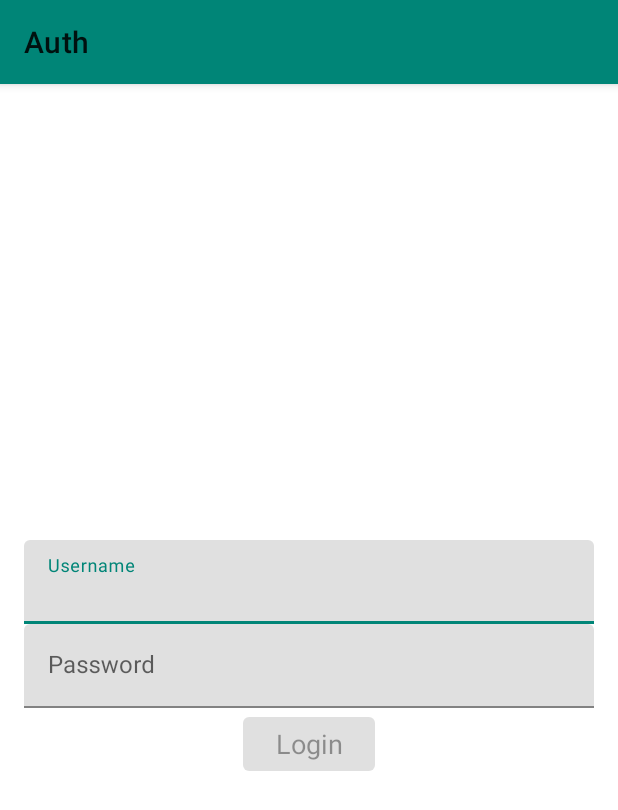
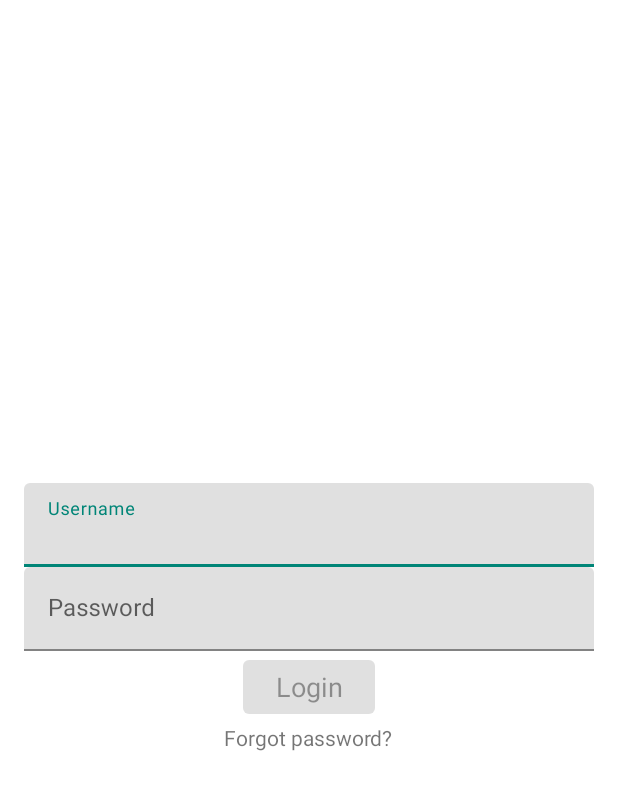
Before and after one commit to khadkarajesh/Auth, an Android app: the screen it shows after launch (LoginActivity), on a phone screen of 412 x 824 dp. Shown: the top 810 px of the screen. Run offline under Robolectric (Android 15) with nearby library versions, the phone set to English and light mode, and no system bars; libraries missing offline, so code that uses them is left out: org.jetbrains.anko, org.koin.android, org.koin.androidx; 3 statements that could not run were skipped.

Commit message:
make full screen to login activity

```diff
--- a/app/build.gradle
+++ b/app/build.gradle
@@ -20,10 +20,6 @@ android {
             proguardFiles getDefaultProguardFile('proguard-android.txt'), 'proguard-rules.pro'
         }
     }
-
-    dataBinding {
-        enabled true
-    }
 }
 
 dependencies {
--- a/app/src/main/java/com/example/auth/MainActivity.kt
+++ b/app/src/main/java/com/example/auth/MainActivity.kt
@@ -3,7 +3,7 @@ package com.example.auth
 import android.content.Intent
 import android.os.Bundle
 import androidx.appcompat.app.AppCompatActivity
-import com.smartmobe.auth.ui.LoginActivity
+import com.smartmobe.auth.ui.login.LoginActivity
 
 class MainActivity : AppCompatActivity() {
     override fun onCreate(savedInstanceState: Bundle?) {
--- a/auth/build.gradle
+++ b/auth/build.gradle
@@ -18,10 +18,6 @@ android {
             minifyEnabled false
             proguardFiles getDefaultProguardFile('proguard-android.txt'), 'proguard-rules.pro'
         }
-    }
-
-    dataBinding {
-        enabled true
     }
 }
 
--- a/auth/src/main/AndroidManifest.xml
+++ b/auth/src/main/AndroidManifest.xml
@@ -9,6 +9,6 @@
             android:authorities="${applicationId}.AuthProvider"
             android:enabled="true"
             android:exported="false" />
-        <activity android:name=".ui.LoginActivity" />
+        <activity android:name=".ui.login.LoginActivity" />
     </application>
 </manifest>
--- a/auth/src/main/java/com/smartmobe/auth/base/activity/BaseActivity.kt
+++ b/auth/src/main/java/com/smartmobe/auth/base/activity/BaseActivity.kt
@@ -3,8 +3,6 @@ package com.smartmobe.auth.base.activity
 import android.app.ProgressDialog
 import android.os.Bundle
 import androidx.appcompat.app.AppCompatActivity
-import androidx.databinding.DataBindingUtil
-import androidx.databinding.ViewDataBinding
 import androidx.lifecycle.Observer
 import com.crushcoder.kmovies.rest.FAILURE
 import com.crushcoder.kmovies.rest.LOADING
@@ -17,18 +15,18 @@ import org.koin.androidx.viewmodel.ext.android.viewModelByClass
 import kotlin.reflect.KClass
 
 
-abstract class BaseActivity<out T : BaseViewModel, B : ViewDataBinding>(clazz: KClass<T>) : AppCompatActivity() {
+abstract class BaseActivity<out T : BaseViewModel>(clazz: KClass<T>) : AppCompatActivity() {
     private val tag = BaseActivity::class.java.simpleName
     private lateinit var dialog: ProgressDialog
     val viewModel: T by viewModelByClass(clazz)
-    var binding: B? = null
+    //var binding: B? = null
 
     abstract fun getLayoutId(): Int
 
     override fun onCreate(savedInstanceState: Bundle?) {
         super.onCreate(savedInstanceState)
         setContentView(getLayoutId())
-        binding = DataBindingUtil.setContentView(this, getLayoutId())
+        //binding = DataBindingUtil.setContentView(this, getLayoutId())
         viewModel.loadingMessage = getString(R.string.msg_auth_loading)
         viewModel.state.observe(this, Observer {
             when (it) {
@@ -55,10 +53,6 @@ abstract class BaseActivity<out T : BaseViewModel, B : ViewDataBinding>(clazz: K
         dialog.hide()
     }
 
-    fun setToolbarTitle(title: String) {
-        supportActionBar?.title = title
-    }
-
     private fun showDialog(message: String) {
         alert(message) { positiveButton(android.R.string.ok) { it.dismiss() } }.show()
     }
--- a/auth/src/main/java/com/smartmobe/auth/ui/LoginActivity.kt
+++ b/auth/src/main/java/com/smartmobe/auth/ui/login/LoginActivity.kt
@@ -1,21 +1,23 @@
-package com.smartmobe.auth.ui
+package com.smartmobe.auth.ui.login
 
 import android.os.Bundle
 import android.text.Editable
 import android.text.TextWatcher
+import android.view.Window
+import android.view.WindowManager
 import com.smartmobe.auth.R
 import com.smartmobe.auth.base.activity.BaseActivity
-import com.smartmobe.auth.databinding.ActivityLoginBinding
 import com.smartmobe.kservice.data.rest.request.LoginBody
 import com.smartmobe.modulararchitecture.ui.login.LoginViewModel
 import kotlinx.android.synthetic.main.activity_login.*
 
-class LoginActivity : BaseActivity<LoginViewModel, ActivityLoginBinding>(LoginViewModel::class) {
+class LoginActivity : BaseActivity<LoginViewModel>(LoginViewModel::class) {
     override fun getLayoutId(): Int {
         return R.layout.activity_login
     }
 
     override fun onCreate(savedInstanceState: Bundle?) {
+        makeFullScreen()
         super.onCreate(savedInstanceState)
         login_btn_submit.isEnabled = isValid()
         login_edt_username.addTextChangedListener(object : TextWatcher {
@@ -28,7 +30,7 @@ class LoginActivity : BaseActivity<LoginViewModel, ActivityLoginBinding>(LoginVi
             override fun onTextChanged(s: CharSequence?, start: Int, before: Int, count: Int) {
                 login_til_username.error = null
                 if (s.isNullOrEmpty()) {
-                    binding?.loginTilUsername?.error = getString(R.string.msg_auth_username_empty)
+                    login_til_username.error = getString(R.string.msg_auth_username_empty)
                 } else if (!android.util.Patterns.EMAIL_ADDRESS.matcher(s).matches()) {
                     login_til_username.error = getString(R.string.msg_auth_email_invalid)
                 }
@@ -59,6 +61,14 @@ class LoginActivity : BaseActivity<LoginViewModel, ActivityLoginBinding>(LoginVi
             }
         }
 
+
+        login_tv_forget_password.setOnClickListener { }
+    }
+
+    private fun makeFullScreen() {
+        requestWindowFeature(Window.FEATURE_NO_TITLE)
+        window.setFlags(WindowManager.LayoutParams.FLAG_FULLSCREEN, WindowManager.LayoutParams.FLAG_FULLSCREEN)
+        supportActionBar?.hide()
     }
 
     fun isValid(): Boolean {
--- a/auth/src/main/res/layout/activity_login.xml
+++ b/auth/src/main/res/layout/activity_login.xml
@@ -1,13 +1,4 @@
 <?xml version="1.0" encoding="utf-8"?>
-<layout>
-
-    <data>
-
-        <variable
-            name="viewModel"
-            type="com.smartmobe.modulararchitecture.ui.login.LoginViewModel" />
-    </data>
-
 <LinearLayout xmlns:android="http://schemas.android.com/apk/res/android"
     android:layout_width="match_parent"
     android:layout_height="wrap_content"
@@ -36,8 +27,8 @@
         <com.google.android.material.textfield.TextInputEditText
             android:id="@+id/login_edt_password"
             android:layout_width="match_parent"
-                android:inputType="textPassword"
-                android:layout_height="wrap_content" />
+            android:layout_height="wrap_content"
+            android:inputType="textPassword" />
     </com.google.android.material.textfield.TextInputLayout>
 
     <com.google.android.material.button.MaterialButton
@@ -48,5 +39,11 @@
         android:text="@string/hint_auth_login"
         android:textAppearance="@style/TextAppearance.AppCompat.Medium" />
 
+    <TextView
+        android:id="@+id/login_tv_forget_password"
+        android:layout_width="wrap_content"
+        android:layout_height="wrap_content"
+        android:layout_gravity="center_horizontal"
+        android:text="@string/auth_txt_forgot_password" />
+
 </LinearLayout>
-</layout>
--- a/auth/src/main/res/values/strings.xml
+++ b/auth/src/main/res/values/strings.xml
@@ -8,4 +8,5 @@
     <string name="hint_auth_username">Username</string>
     <string name="msg_auth_loading">Loading...</string>
     <string name="msg_auth_logging_in">Logging in...</string>
+    <string name="auth_txt_forgot_password">Forgot password?</string>
 </resources>
```
Lines whose indentation alone changed are shown as unchanged.
